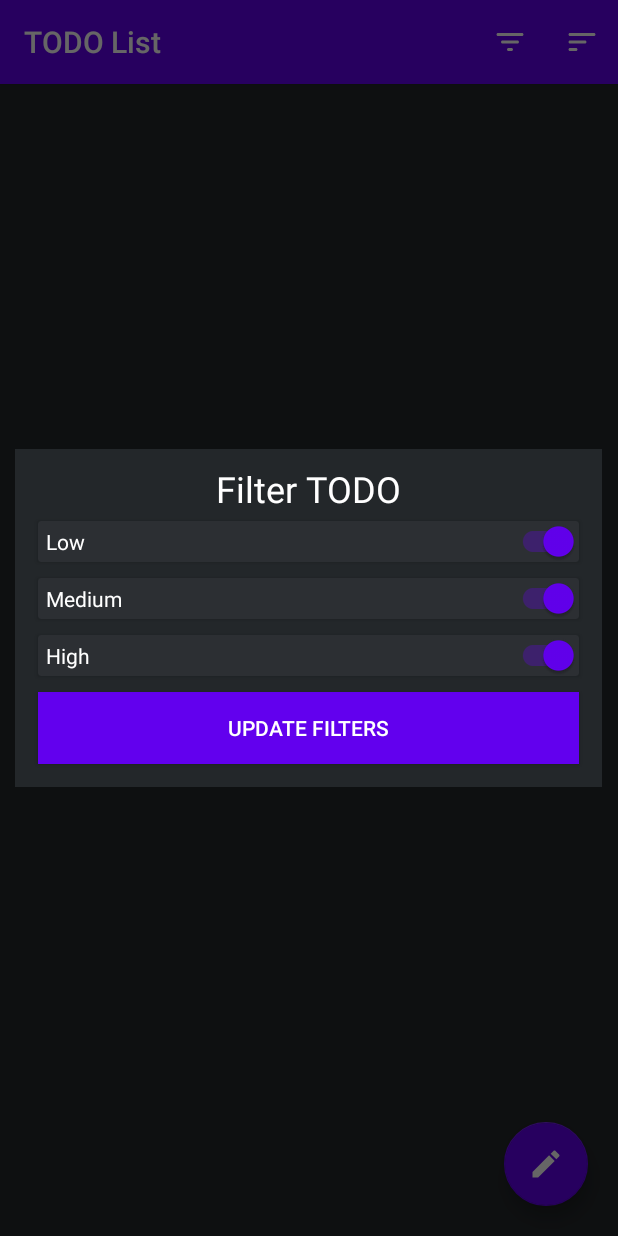
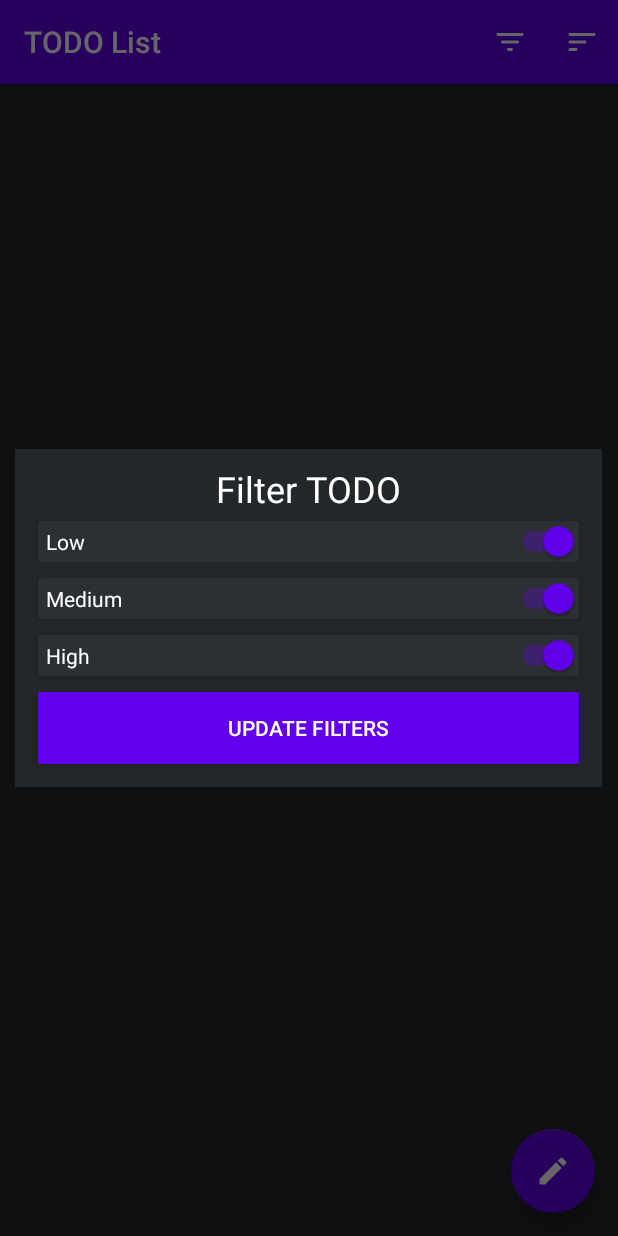
Before and after one commit to vanny96/items_list, an Android app: the screen it shows after launch (MainActivity), after a tap on "Filter", on a phone screen of 412 x 824 dp. Run offline under Robolectric (Android 15) with nearby library versions, the light colour scheme and no system bars; our stand-ins replace Room's generated code, navigation-ui.

Commit message:
Using coordinator layout to properly show snackbar

```diff
--- a/app/build.gradle
+++ b/app/build.gradle
@@ -50,7 +50,7 @@ dependencies {
     implementation fileTree(dir: 'libs', include: ['*.jar'])
     implementation "org.jetbrains.kotlin:kotlin-stdlib-jdk7:$kotlin_version"
     implementation 'androidx.appcompat:appcompat:1.1.0'
-    implementation 'androidx.core:core-ktx:1.2.0'
+    implementation 'androidx.core:core-ktx:1.3.0'
     implementation 'androidx.constraintlayout:constraintlayout:1.1.3'
     implementation 'androidx.legacy:legacy-support-v4:1.0.0'
     testImplementation 'junit:junit:4.12'
--- a/app/src/main/res/layout/todo_list_fragment.xml
+++ b/app/src/main/res/layout/todo_list_fragment.xml
@@ -1,6 +1,6 @@
 <?xml version="1.0" encoding="utf-8"?>
 
-<androidx.constraintlayout.widget.ConstraintLayout xmlns:android="http://schemas.android.com/apk/res/android"
+<androidx.coordinatorlayout.widget.CoordinatorLayout xmlns:android="http://schemas.android.com/apk/res/android"
     xmlns:app="http://schemas.android.com/apk/res-auto"
     xmlns:tools="http://schemas.android.com/tools"
 
@@ -11,7 +11,7 @@
     <androidx.recyclerview.widget.RecyclerView
         android:id="@+id/recycler"
         android:layout_width="match_parent"
-        android:layout_height="0dp"
+        android:layout_height="match_parent"
         app:layout_constraintEnd_toEndOf="parent"
         app:layout_constraintStart_toStartOf="parent"
         app:layout_constraintTop_toTopOf="parent">
@@ -22,14 +22,11 @@
         android:id="@+id/floatingActionButton"
         android:layout_width="wrap_content"
         android:layout_height="wrap_content"
-        android:layout_marginEnd="20dp"
-        android:layout_marginBottom="20dp"
+        android:layout_gravity="bottom|end"
+        android:layout_marginEnd="15dp"
+        android:layout_marginBottom="15dp"
         android:backgroundTint="@color/colorPrimary"
-        android:clickable="true"
-        android:elevation="5dp"
         android:src="@drawable/ic_create_black_24dp"
-        app:backgroundTint="@color/colorPrimary"
-        app:layout_constraintBottom_toBottomOf="parent"
-        app:layout_constraintEnd_toEndOf="parent" />
+        app:backgroundTint="@color/colorPrimary" />
 
-</androidx.constraintlayout.widget.ConstraintLayout>
+</androidx.coordinatorlayout.widget.CoordinatorLayout>
```
